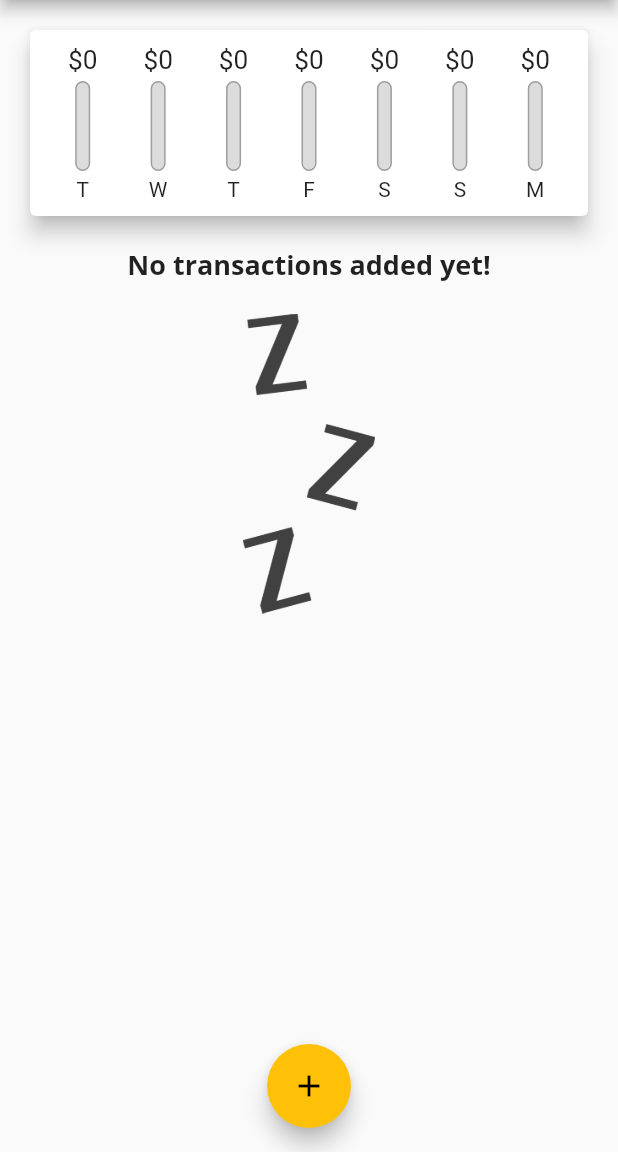
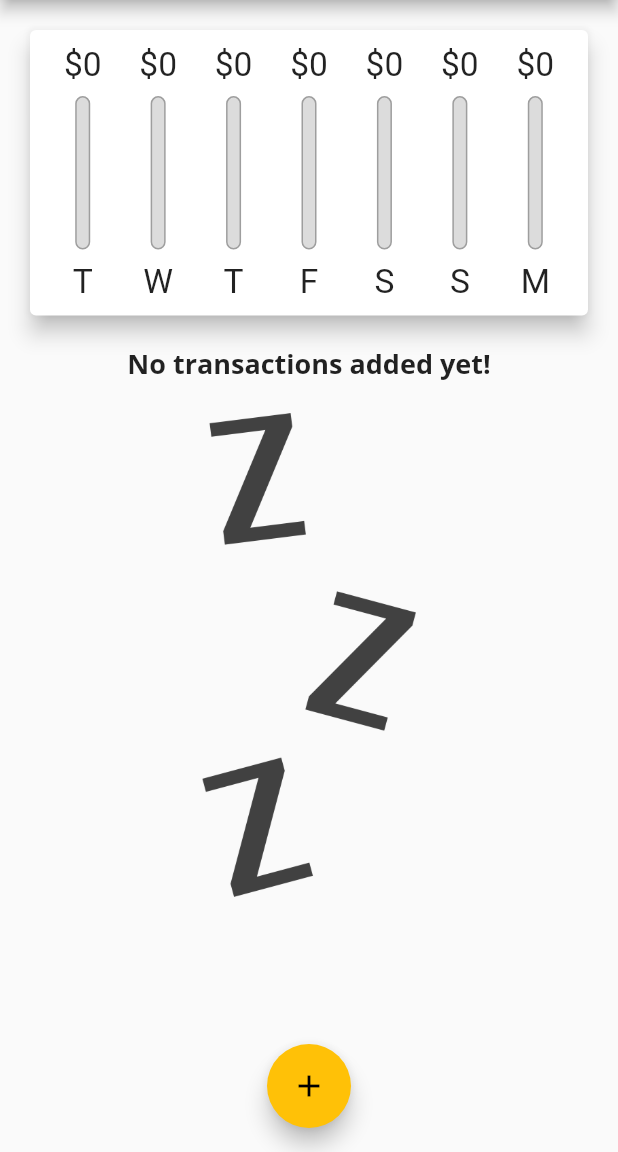
Before and after one commit to sajalAppdevs/personal_expenses, a Flutter app: the screen it shows after launch, on a phone screen of 412 x 824 dp, the part 84-1236 px from its top. Run offline on Flutter 3.47's test engine with Material 2 defaults, Android fonts, the phone set to English and light mode, and no system bars.

```diff
--- a/lib/main.dart
+++ b/lib/main.dart
@@ -52,20 +52,8 @@ class MyHomePage extends StatefulWidget {
 }
 
 class _MyHomePageState extends State<MyHomePage> {
-  final List<Transaction> _userTransactions = [
-    // Transaction(
-    //   id: "t1",
-    //   title: "New Shoes",
-    //   amount: 69.99,
-    //   date: DateTime.now(),
-    // ),
-    // Transaction(
-    //   id: "t2",
-    //   title: "Weekly Groceries",
-    //   amount: 15.63,
-    //   date: DateTime.now(),
-    // ),
-  ];
+  final List<Transaction> _userTransactions = [];
+  var _showChart = false;
 
   List<Transaction> get _recentTransactions {
     return _userTransactions
@@ -100,24 +88,58 @@ class _MyHomePageState extends State<MyHomePage> {
 
   @override
   Widget build(BuildContext context) {
+    final appBar = AppBar(
+      title: const Text(appName),
+      actions: [
+        IconButton(
+          onPressed: () => _startAddNewTransaction(context),
+          icon: const Icon(Icons.add),
+        ),
+      ],
+    );
+
+    final height = MediaQuery.of(context).size.height -
+        appBar.preferredSize.height -
+        MediaQuery.of(context).padding.top;
+    final isLandscape =
+        MediaQuery.of(context).orientation == Orientation.landscape;
+
+    Widget chart(double height) {
+      return SizedBox(
+        height: height,
+        child: Chart(_recentTransactions),
+      );
+    }
+
+    final txList = SizedBox(
+      height: height * 0.7,
+      child: TransactionList(_userTransactions, _deleteTransaction),
+    );
+
     return Scaffold(
-      appBar: AppBar(
-        title: const Text(appName),
-        actions: [
-          IconButton(
-            onPressed: () => _startAddNewTransaction(context),
-            icon: const Icon(Icons.add),
-          )
-        ],
-      ),
+      appBar: appBar,
       body: SingleChildScrollView(
         child: SizedBox(
           width: double.infinity,
           child: Column(
             crossAxisAlignment: CrossAxisAlignment.stretch,
             children: [
-              Chart(_recentTransactions),
-              TransactionList(_userTransactions, _deleteTransaction),
+              if (isLandscape)
+                Row(
+                  mainAxisAlignment: MainAxisAlignment.center,
+                  children: [
+                    const Text("Show Chart"),
+                    Switch(
+                      value: _showChart,
+                      onChanged: (val) => setState(() {
+                        _showChart = val;
+                      }),
+                    ),
+                  ],
+                ),
+              if (isLandscape)
+                _showChart ? chart(height * 0.7) : txList
+              else ...[chart(height * 0.3), txList],
             ],
           ),
         ),
--- a/lib/widgets/chart.dart
+++ b/lib/widgets/chart.dart
@@ -18,19 +18,22 @@ class ChartBar extends StatelessWidget {
 
   @override
   Widget build(BuildContext context) {
+    return LayoutBuilder(
+      builder: ((context, constraints) {
+        final height = constraints.maxHeight;
         return Column(
           children: [
             SizedBox(
-          height: 20,
+              height: height * 0.15,
               child: FittedBox(
                 child: Text("$currency${spendingAmount.toStringAsFixed(0)}"),
               ),
             ),
-        const SizedBox(
-          height: 4,
+            SizedBox(
+              height: height * 0.05,
             ),
             SizedBox(
-          height: 60,
+              height: height * 0.6,
               width: 10,
               child: Stack(
                 children: [
@@ -56,11 +59,18 @@ class ChartBar extends StatelessWidget {
                 ],
               ),
             ),
-        const SizedBox(
-          height: 4,
+            SizedBox(
+              height: height * 0.05,
             ),
-        Text(label),
+            SizedBox(
+              height: height * 0.15,
+              child: FittedBox(
+                child: Text(label),
+              ),
+            ),
           ],
+        );
+      }),
     );
   }
 }
--- a/lib/widgets/transaction.dart
+++ b/lib/widgets/transaction.dart
@@ -55,6 +55,8 @@ class NoTransaction extends StatelessWidget {
 
   @override
   Widget build(BuildContext context) {
+    return LayoutBuilder(
+      builder: (context, constraints) {
         return Column(
           children: [
             Text(
@@ -69,9 +71,11 @@ class NoTransaction extends StatelessWidget {
                 "assets/images/waiting.png",
                 fit: BoxFit.cover,
               ),
-          height: 200,
+              height: constraints.maxHeight * 0.6,
             ),
           ],
+        );
+      },
     );
   }
 }
@@ -85,9 +89,7 @@ class TransactionList extends StatelessWidget {
 
   @override
   Widget build(BuildContext context) {
-    return SizedBox(
-      height: 400,
-      child: _transactions.isEmpty
+    return _transactions.isEmpty
         ? const NoTransaction()
         : ListView.builder(
             itemBuilder: (ctx, index) {
@@ -97,7 +99,6 @@ class TransactionList extends StatelessWidget {
               );
             },
             itemCount: _transactions.length,
-            ),
           );
   }
 }
```
Lines whose indentation alone changed are shown as unchanged.
